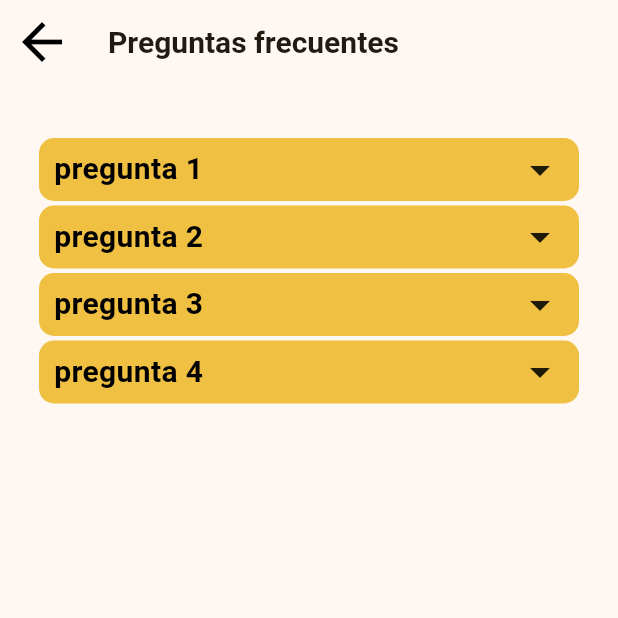
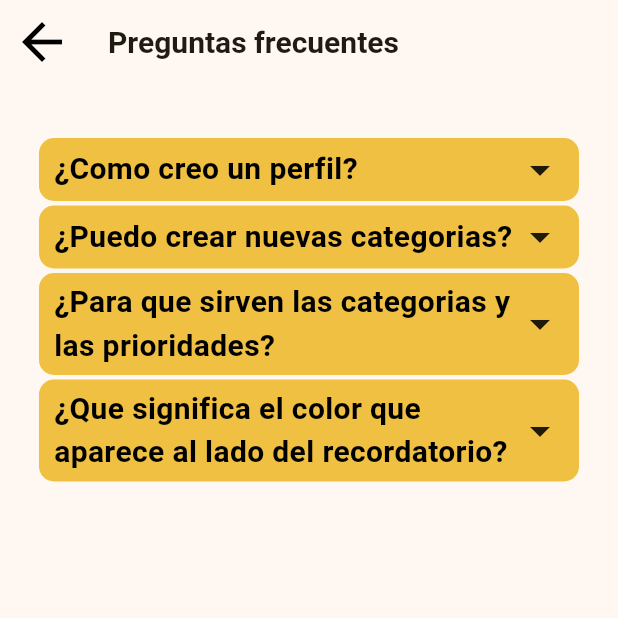
Before and after one commit to GaitanJulian/HCI, a Flutter app: the HelpScreen screen opened by its route, on a phone screen of 412 x 824 dp, the top half of it. Run offline on Flutter 3.47's test engine with Material 2 defaults, Android fonts, the phone set to English and light mode, and no system bars; drawn by our look-alikes of accordion; our stand-ins replace get, google_fonts.

Commit message:
Añadido: recordatorio muestra categoria

```diff
--- a/app/lib/screens/help.dart
+++ b/app/lib/screens/help.dart
@@ -38,7 +38,7 @@ class HelpScreen extends StatelessWidget {
                     ),
                     scrollIntoViewOfItems: ScrollIntoViewOfItems.fast,
                     header: const Text(
-                      'pregunta 1',
+                      '¿Como creo un perfil?',
                       style: TextStyle(
                         fontSize: 20,
                         color: Colors.black,
@@ -47,7 +47,7 @@ class HelpScreen extends StatelessWidget {
                     ),
                     content: const Align(
                       alignment: Alignment.centerLeft,
-                      child: Text('Conenido'),
+                      child: Text('Para crear un nuevo perfil debes ir a la seccion de ajustes mediante la barra de navegacion, alli encontraras los perfiles existentes y podras añadir uno nuevo o eliminar uno existente.' , style: TextStyle(fontSize: 20),),
                     ),
                     headerBackgroundColor: MyColors.secondary,
                     contentBackgroundColor: MyColors.tertiary,
@@ -59,7 +59,7 @@ class HelpScreen extends StatelessWidget {
                     ),
                     scrollIntoViewOfItems: ScrollIntoViewOfItems.fast,
                     header: const Text(
-                      'pregunta 2',
+                      '¿Puedo crear nuevas categorias?',
                       style: TextStyle(
                         fontSize: 20,
                         color: Colors.black,
@@ -68,7 +68,7 @@ class HelpScreen extends StatelessWidget {
                     ),
                     content: const Align(
                       alignment: Alignment.centerLeft,
-                      child: Text('Conenido'),
+                      child: Text('Si, en la seccion de ajustes encontraras las categorias existentes, alli podras crear una nueva categoria o eliminar una existente.', style: TextStyle(fontSize: 20),),
                     ),
                     headerBackgroundColor: MyColors.secondary,
                     contentBackgroundColor: MyColors.tertiary,
@@ -80,7 +80,7 @@ class HelpScreen extends StatelessWidget {
                     ),
                     scrollIntoViewOfItems: ScrollIntoViewOfItems.fast,
                     header: const Text(
-                      'pregunta 3',
+                      '¿Para que sirven las categorias y las prioridades?',
                       style: TextStyle(
                         fontSize: 20,
                         color: Colors.black,
@@ -89,7 +89,7 @@ class HelpScreen extends StatelessWidget {
                     ),
                     content: const Align(
                       alignment: Alignment.centerLeft,
-                      child: Text('Conenido'),
+                      child: Text('las categorias se usaran en un futuro para agrupar los recordatorios en grupos y que asi sea puedan visualizar todos los recordatorios de una misma categoria', style: TextStyle(fontSize: 20),),
                     ),
                     headerBackgroundColor: MyColors.secondary,
                     contentBackgroundColor: MyColors.tertiary,
@@ -101,7 +101,7 @@ class HelpScreen extends StatelessWidget {
                     ),
                     scrollIntoViewOfItems: ScrollIntoViewOfItems.fast,
                     header: const Text(
-                      'pregunta 4',
+                      '¿Que significa el color que aparece al lado del recordatorio?',
                       style: TextStyle(
                         fontSize: 20,
                         color: Colors.black,
@@ -110,7 +110,7 @@ class HelpScreen extends StatelessWidget {
                     ),
                     content: const Align(
                       alignment: Alignment.centerLeft,
-                      child: Text('Conenido'),
+                      child: Text('El color representa la prioridad asignada a la tarea en el momento de creacion, verde significa una prioridad baja, amarillo significa una prioridad media, y rojo significa una prioridad alta.', style: TextStyle(fontSize: 20),),
                     ),
                     headerBackgroundColor: MyColors.secondary,
                     contentBackgroundColor: MyColors.tertiary,
--- a/app/lib/widgets/agenda.dart
+++ b/app/lib/widgets/agenda.dart
@@ -122,7 +122,7 @@ class _Agenda extends State<Agenda> {
                             recordatorio[0],
                             style: const TextStyle(fontWeight: FontWeight.bold),
                           ),
-                          subtitle: Text(timeFormatter(recordatorio[4])),
+                          subtitle: Text('${tipos[recordatorio[2]]} | ${timeFormatter(recordatorio[4])}'),
                           tileColor: MyColors.tertiary,
                         ),
                       );
```
